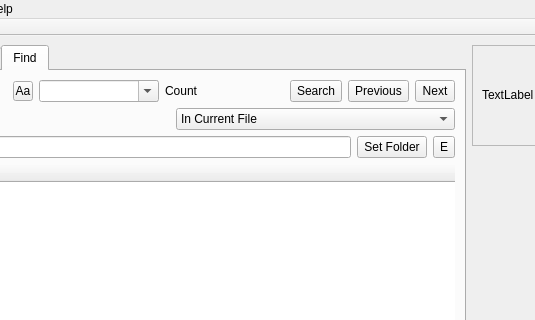
Old version of the form mainwindow.ui in the repository ic005k/Xiasl; both pictures show x 132 to 667 and y 0 to 320 of the 913 by 638 pixel window.
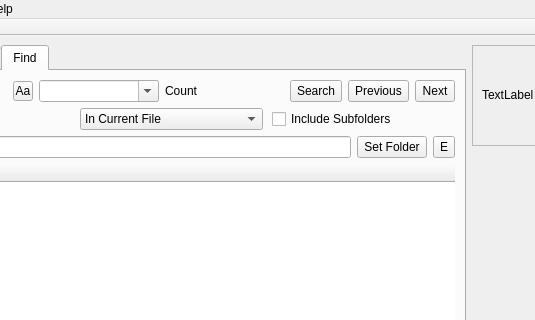
New version of the form. Icons and pictures are not drawn. Custom widgets are drawn as their Qt base class.

The edit to the form file:
```diff
--- a/mainwindow.ui
+++ b/mainwindow.ui
@@ -303,6 +303,13 @@
             </item>
            </widget>
           </item>
+          <item>
+           <widget class="QCheckBox" name="chkSubDir">
+            <property name="text">
+             <string>Include Subfolders</string>
+            </property>
+           </widget>
+          </item>
          </layout>
         </item>
         <item row="2" column="0">
```
Left out of the diff: 2 changed lines with no effect on the pictures.
